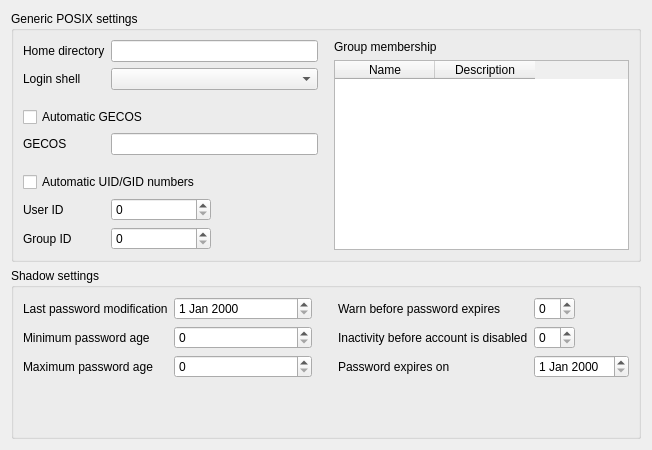
Old version of the form agent/src/clacks/agent/data/templates/default/posix-user.ui in the repository gonicus/clacks.
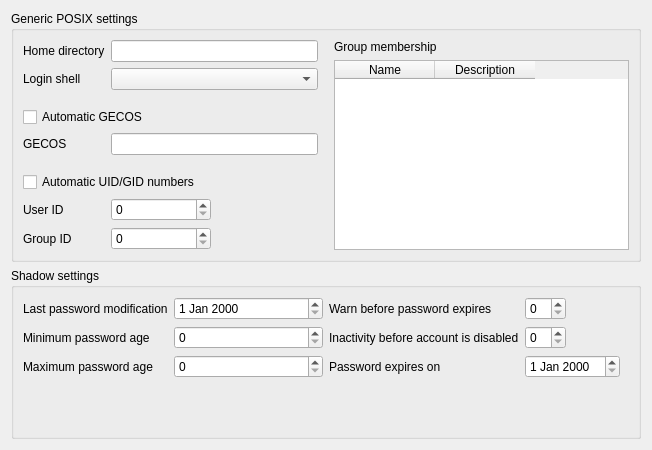
New version of the form. Icons and pictures are not drawn.

Commit message: Removed spacer

```diff
--- a/agent/src/clacks/agent/data/templates/default/posix-user.ui
+++ b/agent/src/clacks/agent/data/templates/default/posix-user.ui
@@ -297,22 +297,6 @@
           </item>
          </layout>
         </item>
-        <item>
-         <spacer name="horizontalSpacer_2">
-          <property name="orientation">
-           <enum>Qt::Horizontal</enum>
-          </property>
-          <property name="sizeType">
-           <enum>QSizePolicy::Fixed</enum>
-          </property>
-          <property name="sizeHint" stdset="0">
-           <size>
-            <width>20</width>
-            <height>20</height>
-           </size>
-          </property>
-         </spacer>
-        </item>
         <item>
          <layout class="QFormLayout" name="formLayout">
           <property name="fieldGrowthPolicy">
@@ -374,22 +358,6 @@
           <item row="2" column="1">
            <widget class="QDateEdit" name="shadowExpireEdit"/>
           </item>
-          <item row="3" column="1">
-           <spacer name="verticalSpacer_14">
-            <property name="orientation">
-             <enum>Qt::Vertical</enum>
-            </property>
-            <property name="sizeType">
-             <enum>QSizePolicy::Expanding</enum>
-            </property>
-            <property name="sizeHint" stdset="0">
-             <size>
-              <width>20</width>
-              <height>50</height>
-             </size>
-            </property>
-           </spacer>
-          </item>
          </layout>
         </item>
        </layout>
```
